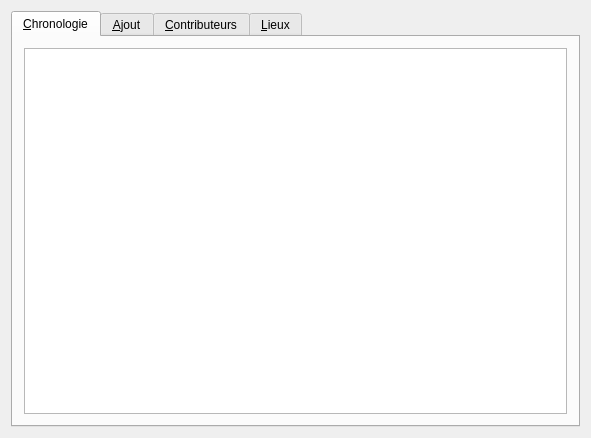
This is Programmation/Codes fonctionnels/ChonoEdit/chronoedit.ui in mjc-ermont/2011 as Qt 5 draws it before an edit. The edited form follows.
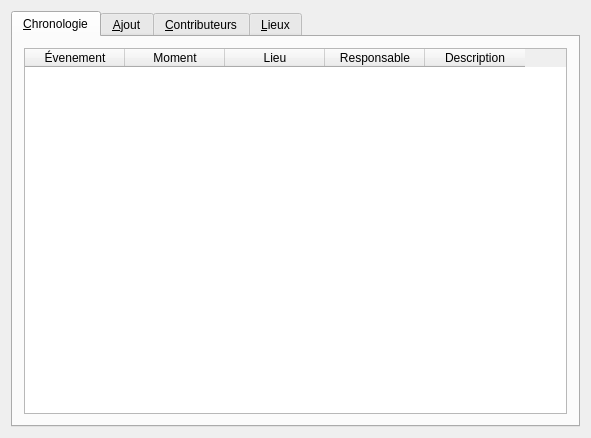
This is the edited form.

Commit message: L'editeur de chronologie est termine et fonctionnel Meme un peut plus enrobé que ce que je penssait faire ( dedicace a Mr Geledan ) Reste tout de meme quelques elements d'interface a amelliorer :   - Que l'heure soit plus intuitive a modifier   - De meme pour les "actionnaires" Et un bug etrange un peut random non identifie

The edit to the form file:
```diff
--- a/Programmation/Codes fonctionnels/ChonoEdit/chronoedit.ui
+++ b/Programmation/Codes fonctionnels/ChonoEdit/chronoedit.ui
@@ -26,13 +26,37 @@
       <layout class="QVBoxLayout" name="verticalLayout_6">
        <item>
         <widget class="QTableWidget" name="events">
+         <property name="enabled">
+          <bool>true</bool>
+         </property>
+         <property name="editTriggers">
+          <set>QAbstractItemView::NoEditTriggers</set>
+         </property>
+         <property name="dragEnabled">
+          <bool>false</bool>
+         </property>
+         <property name="dragDropOverwriteMode">
+          <bool>false</bool>
+         </property>
+         <property name="sortingEnabled">
+          <bool>true</bool>
+         </property>
+         <property name="wordWrap">
+          <bool>true</bool>
+         </property>
          <attribute name="horizontalHeaderVisible">
+          <bool>true</bool>
+         </attribute>
+         <attribute name="horizontalHeaderCascadingSectionResizes">
           <bool>false</bool>
          </attribute>
          <attribute name="horizontalHeaderShowSortIndicator" stdset="0">
-          <bool>false</bool>
+          <bool>true</bool>
          </attribute>
          <attribute name="verticalHeaderVisible">
+          <bool>true</bool>
+         </attribute>
+         <attribute name="verticalHeaderCascadingSectionResizes">
           <bool>false</bool>
          </attribute>
          <column>
```
Left out of the diff: 2 changed lines with no effect on the pictures. The commit also changes 2 other files.
